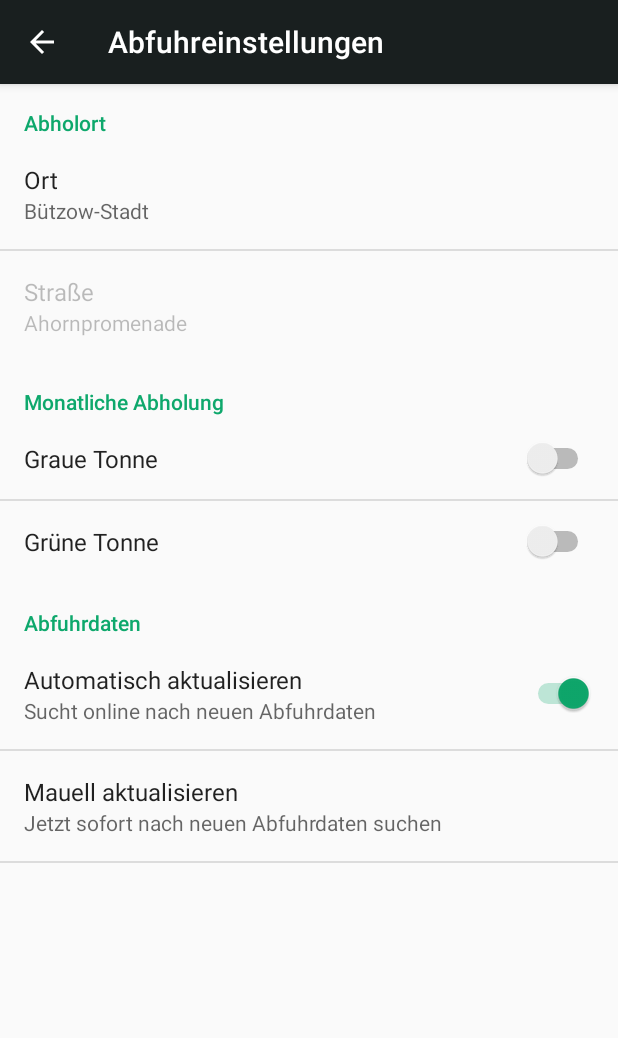
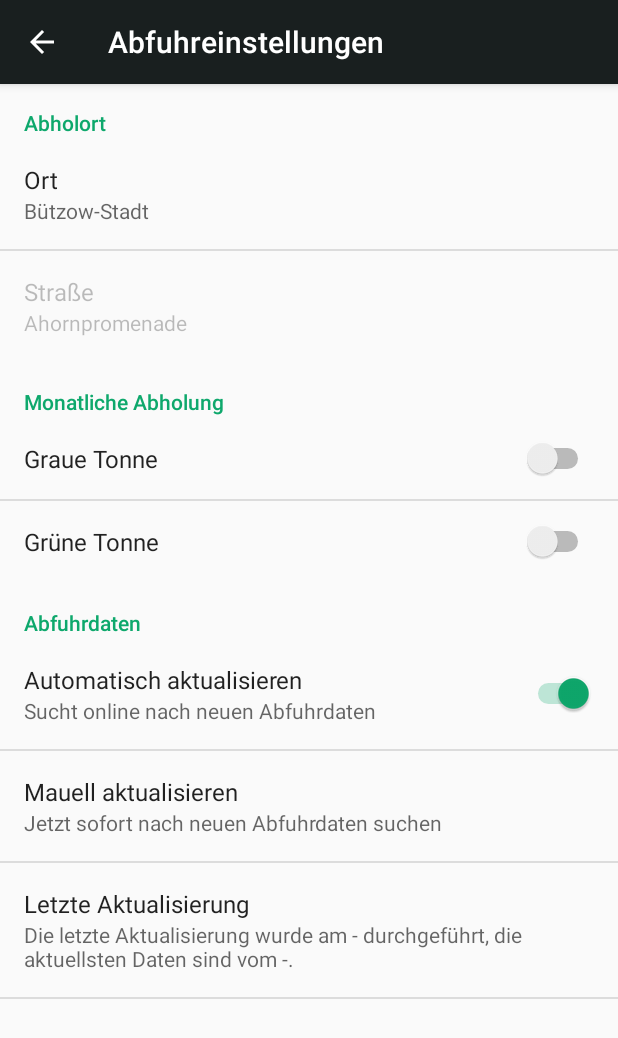
Before and after one commit to fbeuster/AbfallLRO, an Android app: the SettingsActivity screen opened directly, with no data from a screen before it, after a tap on "Abfuhreinstellungen", on a phone screen of 412 x 824 dp. Shown: the top 1038 px of the screen. Run offline under Robolectric (Android 15) with nearby library versions, the phone set to English and light mode, and no system bars.

Commit message:
add more info for sync as per issue #3

```diff
--- a/app/src/main/java/de/beusterse/abfalllro/SettingsActivity.java
+++ b/app/src/main/java/de/beusterse/abfalllro/SettingsActivity.java
@@ -227,6 +227,7 @@ public class SettingsActivity extends AppCompatPreferenceActivity implements Syn
             bindPreferenceSummaryToValue(findPreference(getString(R.string.pref_key_pickup_street)));
             updateStreetSummary(findPreference(getString(R.string.pref_key_pickup_town)), cityName);
             updateStreetLocationPref(cityName);
+            updateSyncSummary();
 
             ListPreference city = (ListPreference) findPreference(getString(R.string.pref_key_pickup_town));
             city.setOnPreferenceChangeListener(new Preference.OnPreferenceChangeListener() {
@@ -279,6 +280,15 @@ public class SettingsActivity extends AppCompatPreferenceActivity implements Syn
 
             boolean needsStreet = cityName.equals(CITY_WITH_STREETS);
             street.setEnabled(needsStreet);
+        }
+
+        public void updateSyncSummary() {
+            SharedPreferences sp    = getPreferenceManager().getSharedPreferences();
+            String last_check       = sp.getString(getString(R.string.pref_key_sync_last_check), "-");
+            String last_update      = sp.getString(getString(R.string.pref_key_sync_last_update), last_check);
+
+            Preference sync_summary = findPreference(getString(R.string.pref_key_sync_last_check));
+            sync_summary.setSummary(getString( R.string.pref_sync_description_last_sync, last_check, last_update ));
         }
     }
 
--- a/app/src/main/java/de/beusterse/abfalllro/service/SyncClient.java
+++ b/app/src/main/java/de/beusterse/abfalllro/service/SyncClient.java
@@ -10,10 +10,12 @@ import com.google.gson.JsonObject;
 import com.google.gson.JsonParser;
 
 import java.io.FileOutputStream;
+import java.text.DateFormat;
 import java.text.SimpleDateFormat;
 import java.util.ArrayList;
 import java.util.Calendar;
 import java.util.HashMap;
+import java.util.Locale;
 import java.util.Map;
 
 import de.beusterse.abfalllro.DataLoader;
@@ -376,6 +378,16 @@ public class SyncClient {
                 SharedPreferences prefs = PreferenceManager.getDefaultSharedPreferences(mContext);
                 SharedPreferences.Editor editor = prefs.edit();
 
+                // saving the date of the checks
+                Calendar now = Calendar.getInstance();
+                DateFormat df = DateFormat.getDateTimeInstance(DateFormat.SHORT, DateFormat.SHORT, Locale.getDefault());
+
+                editor.putString(mResources.getString(R.string.pref_key_sync_last_check), df.format(now.getTime()));
+
+                if (mStatus == 200 || !prefs.contains(mResources.getString(R.string.pref_key_sync_last_update))) {
+                    editor.putString(mResources.getString(R.string.pref_key_sync_last_update), df.format(now.getTime()));
+                }
+
                 editor.putString(mResources.getString(R.string.pref_key_intern_sync_data), mSyncData.toString());
                 editor.apply();
             }
--- a/app/src/main/res/values/pref_keys.xml
+++ b/app/src/main/res/values/pref_keys.xml
@@ -25,6 +25,8 @@
     <string name="pref_key_sync">pref_sync</string>
     <string name="pref_key_sync_auto">pref_sync_auto</string>
     <string name="pref_key_sync_manual">pref_sync_manual</string>
+    <string name="pref_key_sync_last_check">pref_sync_last_check</string>
+    <string name="pref_key_sync_last_update">pref_sync_last_update</string>
 
     <string name="pref_key_info_rate">pref_info_rate</string>
 
--- a/app/src/main/res/values/strings.xml
+++ b/app/src/main/res/values/strings.xml
@@ -86,6 +86,8 @@
     <string name="pref_sync_manual_desc">Jetzt sofort nach neuen Abfuhrdaten suchen</string>
     <string name="pref_sync_manual_toast_no_change">Keine neuen Daten verfügbar.</string>
     <string name="pref_sync_manual_toast_success">Abfuhrdaten wurden aktualisiert.</string>
+    <string name="pref_sync_title_last_sync">Letzte Aktualisierung</string>
+    <string name="pref_sync_description_last_sync">Die letzte Aktualisierung wurde am %1$s durchgeführt, die aktuellsten Daten sind vom %2$s.</string>
 
 
     <string name="pref_title_location">Abholort</string>
--- a/app/src/main/res/xml/pref_pickup.xml
+++ b/app/src/main/res/xml/pref_pickup.xml
@@ -47,6 +47,10 @@
             android:title="@string/pref_sync_manual"
             android:key="@string/pref_key_sync_manual"
             android:summary="@string/pref_sync_manual_desc"/>
+        <Preference
+            android:title="@string/pref_sync_title_last_sync"
+            android:key="@string/pref_key_sync_last_check"
+            android:summary="@string/pref_sync_description_last_sync" />
     </PreferenceCategory>
 
 </PreferenceScreen>
```
